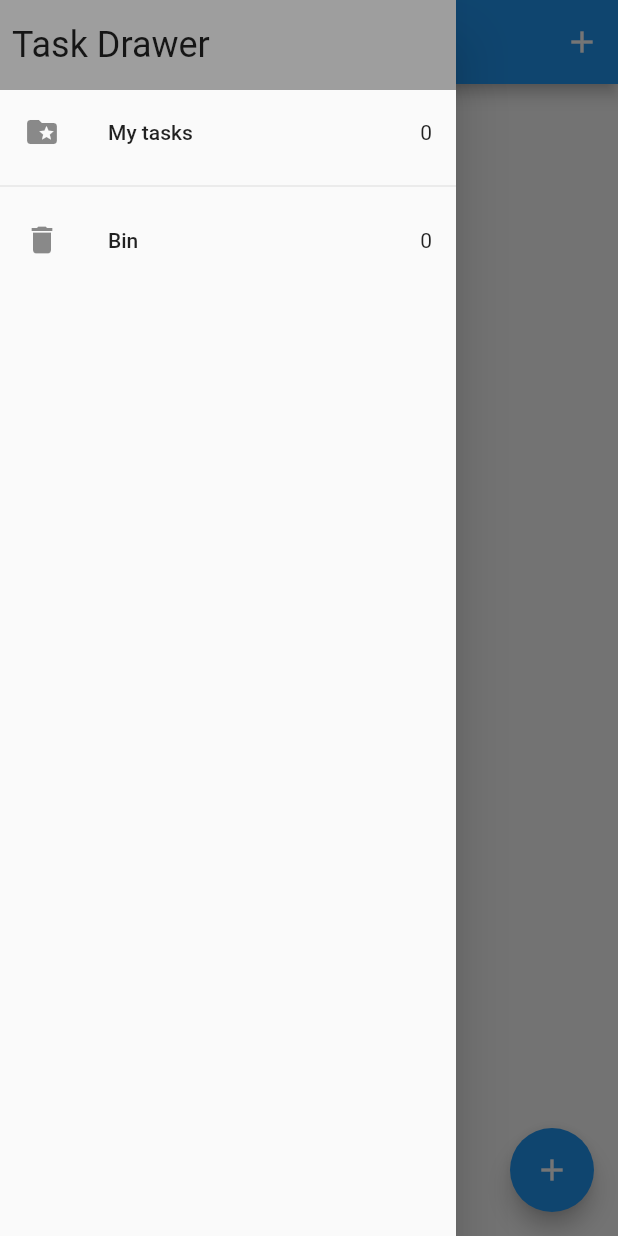
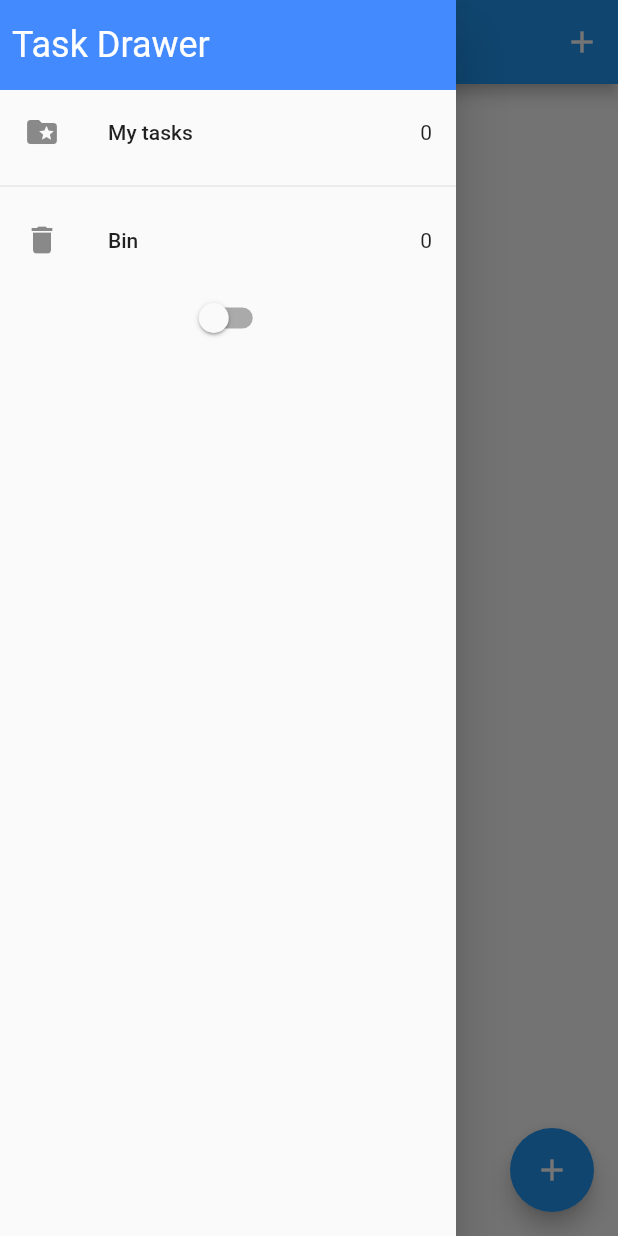
Before and after one commit to HolikovOleksandr/TODO_App, a Flutter app: the screen it shows after launch, with the side drawer open, on a phone screen of 412 x 824 dp. Run offline on Flutter 3.47's test engine with Material 2 defaults, Android fonts, the phone set to English and light mode, and no system bars; our stand-ins replace bloc, equatable, flutter_bloc, hydrated_bloc.

```diff
--- a/lib/blocs/bloc_exports.dart
+++ b/lib/blocs/bloc_exports.dart
@@ -1,4 +1,4 @@
-export './bloc/tasks_bloc.dart';
+export './task_bloc/tasks_bloc.dart';
 export 'package:flutter_bloc/flutter_bloc.dart';
 export 'package:hydrated_bloc/hydrated_bloc.dart';
-export 'package:todo_app/blocs/bloc/tasks_state.dart';
+export 'package:todo_app/blocs/task_bloc/tasks_state.dart';
--- a/lib/views/screens/recycle_bin.dart
+++ b/lib/views/screens/recycle_bin.dart
@@ -1,6 +1,6 @@
 import 'package:flutter/material.dart';
 import 'package:todo_app/blocs/bloc_exports.dart';
-import 'package:todo_app/views/screens/my_drawer.dart';
+import 'package:todo_app/views/widgets/my_drawer.dart';
 import 'package:todo_app/views/widgets/tasks_list.dart';
 
 class RecycleBin extends StatelessWidget {
@@ -16,7 +16,7 @@ class RecycleBin extends StatelessWidget {
             title: const Text('Recycle Bin'),
             centerTitle: true,
           ),
-          drawer: const MyDrawer(),
+          drawer: const MyDrawerWidget(),
           body: Column(
             crossAxisAlignment: CrossAxisAlignment.center,
             children: [
--- a/lib/views/screens/tasks_screen.dart
+++ b/lib/views/screens/tasks_screen.dart
@@ -1,6 +1,6 @@
 import 'package:flutter/material.dart';
 import 'package:todo_app/blocs/bloc_exports.dart';
-import 'package:todo_app/views/screens/my_drawer.dart';
+import 'package:todo_app/views/widgets/my_drawer.dart';
 import 'package:todo_app/views/widgets/create_task.dart';
 import 'package:todo_app/views/widgets/tasks_list.dart';
 
@@ -43,7 +43,7 @@ class _TasksScreenState extends State<TasksScreen> {
               ),
             ],
           ),
-          drawer: const MyDrawer(),
+          drawer: const MyDrawerWidget(),
           body: Column(
             crossAxisAlignment: CrossAxisAlignment.center,
             children: [
--- a/lib/views/screens/my_drawer.dart
+++ b/lib/views/widgets/my_drawer.dart
@@ -3,8 +3,15 @@ import 'package:todo_app/blocs/bloc_exports.dart';
 import 'package:todo_app/views/screens/recycle_bin.dart';
 import 'package:todo_app/views/screens/tasks_screen.dart';
 
-class MyDrawer extends StatelessWidget {
-  const MyDrawer({super.key});
+class MyDrawerWidget extends StatefulWidget {
+  const MyDrawerWidget({super.key});
+
+  @override
+  State<MyDrawerWidget> createState() => _MyDrawerWidgetState();
+}
+
+class _MyDrawerWidgetState extends State<MyDrawerWidget> {
+  bool switchValue = false;
 
   @override
   Widget build(BuildContext context) {
@@ -18,16 +25,20 @@ class MyDrawer extends StatelessWidget {
                 horizontal: 8,
                 vertical: 16,
               ),
-              color: Colors.grey,
+              color: Colors.blueAccent,
               child: Text(
                 'Task Drawer',
-                style: Theme.of(context).textTheme.headlineSmall,
+                style: Theme.of(context).textTheme.headlineSmall?.copyWith(
+                      color: Colors.white,
+                    ),
               ),
             ),
             BlocBuilder<TasksBloc, TasksState>(
               builder: (context, state) {
                 return GestureDetector(
-                  onTap: () => Navigator.of(context).pushNamed(TasksScreen.id),
+                  onTap: () => Navigator.of(context).pushReplacementNamed(
+                    TasksScreen.id,
+                  ),
                   child: ListTile(
                     leading: const Icon(Icons.folder_special),
                     title: const Text('My tasks'),
@@ -40,7 +51,9 @@ class MyDrawer extends StatelessWidget {
             BlocBuilder<TasksBloc, TasksState>(
               builder: (context, state) {
                 return GestureDetector(
-                  onTap: () => Navigator.of(context).pushNamed(RecycleBin.id),
+                  onTap: () => Navigator.of(context).pushReplacementNamed(
+                    RecycleBin.id,
+                  ),
                   child: ListTile(
                     leading: const Icon(Icons.delete),
                     title: const Text('Bin'),
@@ -48,7 +61,14 @@ class MyDrawer extends StatelessWidget {
                   ),
                 );
               },
-            )
+            ),
+            Switch(
+                value: switchValue,
+                onChanged: (newValue) {
+                  setState(() {
+                    switchValue = newValue;
+                  });
+                })
           ],
         ),
       ),
```
Also changed, not shown: lib/blocs/switch_bloc/switch_bloc.dart (added, +16 -0 lines), lib/blocs/switch_bloc/switch_event.dart (added, +12 -0 lines), lib/blocs/switch_bloc/switch_state.dart (added, +13 -0 lines), lib/services/app_theme.dart (added, +59 -0 lines), lib/blocs/task_bloc/tasks_bloc.dart (renamed from lib/blocs/bloc/tasks_bloc.dart), lib/blocs/task_bloc/tasks_event.dart (renamed from lib/blocs/bloc/tasks_event.dart), lib/blocs/task_bloc/tasks_state.dart (renamed from lib/blocs/bloc/tasks_state.dart).
